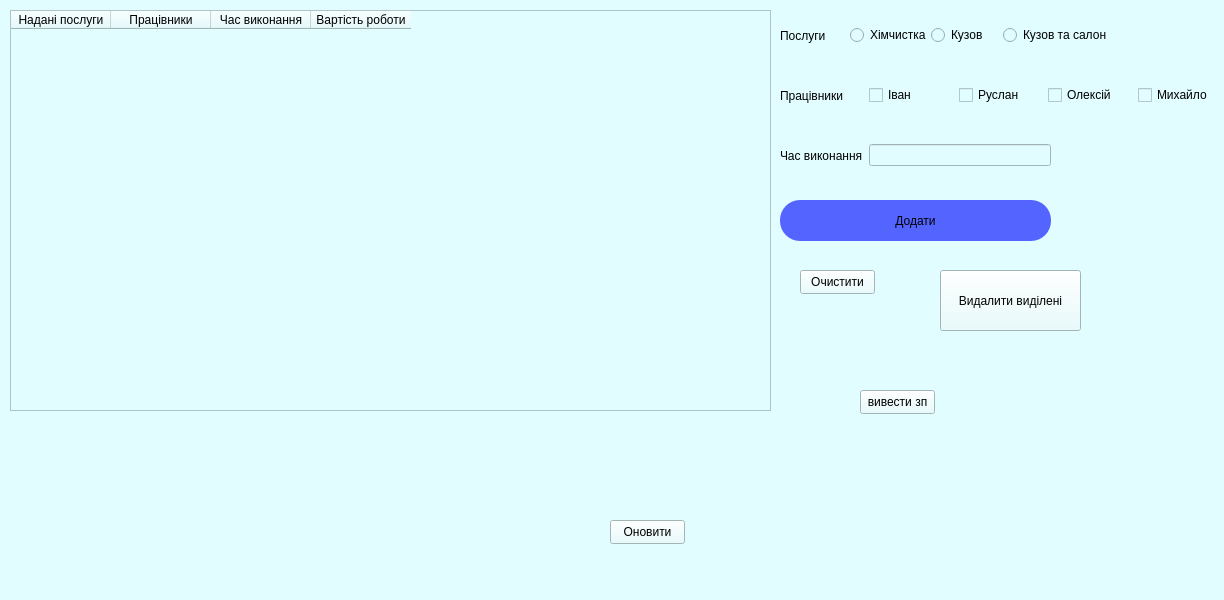
First picture: the form in CarWash/mainwindow.ui, repository maks5s/TeamWork, before the edit.
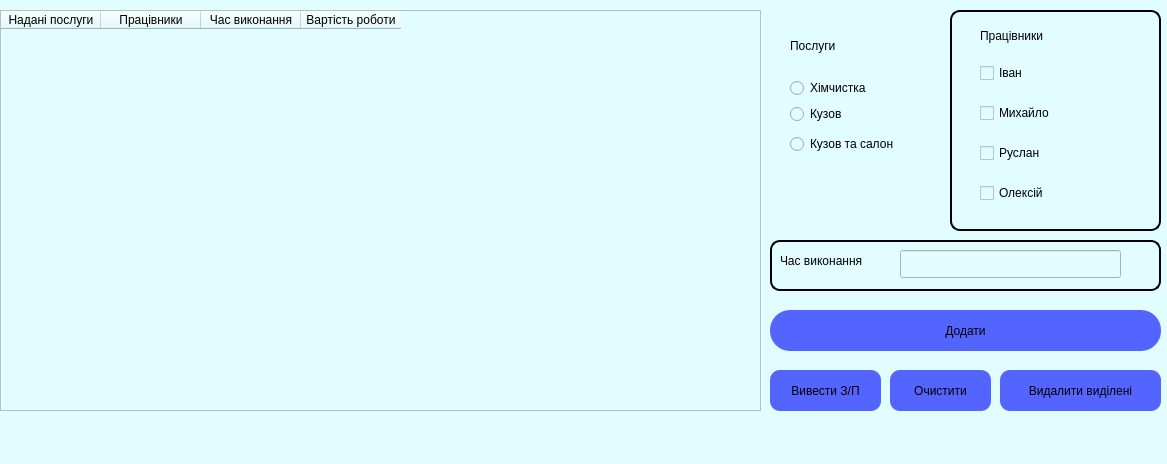
Second picture: the form after the edit.

```diff
--- a/CarWash/mainwindow.ui
+++ b/CarWash/mainwindow.ui
@@ -6,8 +6,8 @@
    <rect>
     <x>0</x>
     <y>0</y>
-    <width>1224</width>
-    <height>600</height>
+    <width>1167</width>
+    <height>464</height>
    </rect>
   </property>
   <property name="windowTitle">
@@ -21,7 +21,7 @@
    <widget class="QTableWidget" name="tableWidget">
     <property name="geometry">
      <rect>
-      <x>10</x>
+      <x>0</x>
       <y>10</y>
       <width>761</width>
       <height>401</height>
@@ -48,25 +48,12 @@
      </property>
     </column>
    </widget>
-   <widget class="QPushButton" name="pushButtonRefresh">
-    <property name="geometry">
-     <rect>
-      <x>610</x>
-      <y>520</y>
-      <width>75</width>
-      <height>24</height>
-     </rect>
-    </property>
-    <property name="text">
-     <string>Оновити</string>
-    </property>
-   </widget>
    <widget class="QPushButton" name="pushButton">
     <property name="geometry">
      <rect>
-      <x>780</x>
-      <y>200</y>
-      <width>271</width>
+      <x>770</x>
+      <y>310</y>
+      <width>391</width>
       <height>41</height>
      </rect>
     </property>
@@ -80,18 +67,210 @@
      <string>Додати</string>
     </property>
    </widget>
-   <widget class="QWidget" name="layoutWidget">
+   <widget class="QPushButton" name="pushButton_2">
     <property name="geometry">
      <rect>
-      <x>780</x>
+      <x>890</x>
+      <y>370</y>
+      <width>101</width>
+      <height>41</height>
+     </rect>
+    </property>
+    <property name="styleSheet">
+     <string notr="true">border-radius: 10px;
+
+background-color: rgb(84, 101, 255);</string>
+    </property>
+    <property name="text">
+     <string>Очистити</string>
+    </property>
+   </widget>
+   <widget class="QPushButton" name="pushButton_3">
+    <property name="geometry">
+     <rect>
+      <x>1000</x>
+      <y>370</y>
+      <width>161</width>
+      <height>41</height>
+     </rect>
+    </property>
+    <property name="styleSheet">
+     <string notr="true">border-radius: 10px;
+
+background-color: rgb(84, 101, 255);</string>
+    </property>
+    <property name="text">
+     <string>Видалити виділені</string>
+    </property>
+   </widget>
+   <widget class="QPushButton" name="pushButton_4">
+    <property name="geometry">
+     <rect>
+      <x>770</x>
+      <y>370</y>
+      <width>111</width>
+      <height>41</height>
+     </rect>
+    </property>
+    <property name="styleSheet">
+     <string notr="true">border-radius: 10px;
+
+background-color: rgb(84, 101, 255);</string>
+    </property>
+    <property name="text">
+     <string>Вивести З/П</string>
+    </property>
+   </widget>
+   <widget class="QLabel" name="label_2">
+    <property name="geometry">
+     <rect>
+      <x>980</x>
+      <y>20</y>
+      <width>121</width>
+      <height>31</height>
+     </rect>
+    </property>
+    <property name="styleSheet">
+     <string notr="true">font: 600 16pt &quot;Segoe UI Semibold&quot;;</string>
+    </property>
+    <property name="text">
+     <string>Працівники</string>
+    </property>
+   </widget>
+   <widget class="QFrame" name="frame_2">
+    <property name="geometry">
+     <rect>
+      <x>950</x>
       <y>10</y>
-      <width>151</width>
+      <width>211</width>
+      <height>221</height>
+     </rect>
+    </property>
+    <property name="styleSheet">
+     <string notr="true">background-color: rgba(0, 0, 0, 0);
+border-color: rgb(8, 8, 8);
+border: 2px solid black;
+border-radius: 10px;</string>
+    </property>
+    <property name="frameShape">
+     <enum>QFrame::StyledPanel</enum>
+    </property>
+    <property name="frameShadow">
+     <enum>QFrame::Raised</enum>
+    </property>
+   </widget>
+   <widget class="QFrame" name="frame_3">
+    <property name="geometry">
+     <rect>
+      <x>770</x>
+      <y>240</y>
+      <width>391</width>
       <height>51</height>
      </rect>
     </property>
-    <layout class="QHBoxLayout" name="horizontalLayout">
+    <property name="styleSheet">
+     <string notr="true">background-color: rgba(0, 0, 0, 0);
+border-color: rgb(8, 8, 8);
+border: 2px solid black;
+border-radius: 10px;</string>
+    </property>
+    <property name="frameShape">
+     <enum>QFrame::StyledPanel</enum>
+    </property>
+    <property name="frameShadow">
+     <enum>QFrame::Raised</enum>
+    </property>
+   </widget>
+   <widget class="QCheckBox" name="checkBox_2">
+    <property name="geometry">
+     <rect>
+      <x>980</x>
+      <y>60</y>
+      <width>100</width>
+      <height>26</height>
+     </rect>
+    </property>
+    <property name="text">
+     <string>Іван</string>
+    </property>
+   </widget>
+   <widget class="QCheckBox" name="checkBox_3">
+    <property name="geometry">
+     <rect>
+      <x>980</x>
+      <y>140</y>
+      <width>121</width>
+      <height>26</height>
+     </rect>
+    </property>
+    <property name="text">
+     <string>Руслан</string>
+    </property>
+   </widget>
+   <widget class="QCheckBox" name="checkBox_4">
+    <property name="geometry">
+     <rect>
+      <x>980</x>
+      <y>180</y>
+      <width>121</width>
+      <height>26</height>
+     </rect>
+    </property>
+    <property name="text">
+     <string>Олексій</string>
+    </property>
+   </widget>
+   <widget class="QCheckBox" name="checkBox_5">
+    <property name="geometry">
+     <rect>
+      <x>980</x>
+      <y>100</y>
+      <width>101</width>
+      <height>26</height>
+     </rect>
+    </property>
+    <property name="text">
+     <string>Михайло</string>
+    </property>
+   </widget>
+   <widget class="QLabel" name="label_3">
+    <property name="geometry">
+     <rect>
+      <x>780</x>
+      <y>250</y>
+      <width>106</width>
+      <height>21</height>
+     </rect>
+    </property>
+    <property name="text">
+     <string>Час виконання</string>
+    </property>
+   </widget>
+   <widget class="QLineEdit" name="lineEdit">
+    <property name="geometry">
+     <rect>
+      <x>900</x>
+      <y>250</y>
+      <width>221</width>
+      <height>28</height>
+     </rect>
+    </property>
+   </widget>
+   <widget class="QWidget" name="">
+    <property name="geometry">
+     <rect>
+      <x>790</x>
+      <y>20</y>
+      <width>98</width>
+      <height>78</height>
+     </rect>
+    </property>
+    <layout class="QVBoxLayout" name="verticalLayout_2">
      <item>
       <widget class="QLabel" name="label">
+       <property name="styleSheet">
+        <string notr="true">font: 600 16pt &quot;Segoe UI Semibold&quot;;</string>
+       </property>
        <property name="text">
         <string>Послуги</string>
        </property>
@@ -106,16 +285,16 @@
      </item>
     </layout>
    </widget>
-   <widget class="QWidget" name="layoutWidget">
+   <widget class="QWidget" name="">
     <property name="geometry">
      <rect>
-      <x>931</x>
-      <y>10</y>
-      <width>181</width>
-      <height>51</height>
+      <x>790</x>
+      <y>100</y>
+      <width>130</width>
+      <height>60</height>
      </rect>
     </property>
-    <layout class="QHBoxLayout" name="horizontalLayout_2">
+    <layout class="QVBoxLayout" name="verticalLayout">
      <item>
       <widget class="QRadioButton" name="radioButton">
        <property name="text">
@@ -132,114 +311,24 @@
      </item>
     </layout>
    </widget>
-   <widget class="QWidget" name="layoutWidget">
-    <property name="geometry">
-     <rect>
-      <x>780</x>
-      <y>70</y>
-      <width>441</width>
-      <height>51</height>
-     </rect>
-    </property>
-    <layout class="QHBoxLayout" name="horizontalLayout_3">
-     <item>
-      <widget class="QLabel" name="label_2">
-       <property name="text">
-        <string>Працівники</string>
-       </property>
-      </widget>
-     </item>
-     <item>
-      <widget class="QCheckBox" name="checkBox_2">
-       <property name="text">
-        <string>Іван</string>
-       </property>
-      </widget>
-     </item>
-     <item>
-      <widget class="QCheckBox" name="checkBox_3">
-       <property name="text">
-        <string>Руслан</string>
-       </property>
-      </widget>
-     </item>
-     <item>
-      <widget class="QCheckBox" name="checkBox_4">
-       <property name="text">
-        <string>Олексій</string>
-       </property>
-      </widget>
-     </item>
-     <item>
-      <widget class="QCheckBox" name="checkBox_5">
-       <property name="text">
-        <string>Михайло</string>
-       </property>
-      </widget>
-     </item>
-    </layout>
-   </widget>
-   <widget class="QWidget" name="layoutWidget">
-    <property name="geometry">
-     <rect>
-      <x>780</x>
-      <y>130</y>
-      <width>271</width>
-      <height>51</height>
-     </rect>
-    </property>
-    <layout class="QHBoxLayout" name="horizontalLayout_4">
-     <item>
-      <widget class="QLabel" name="label_3">
-       <property name="text">
-        <string>Час виконання</string>
-       </property>
-      </widget>
-     </item>
-     <item>
-      <widget class="QLineEdit" name="lineEdit"/>
-     </item>
-    </layout>
-   </widget>
-   <widget class="QPushButton" name="pushButton_2">
-    <property name="geometry">
-     <rect>
-      <x>800</x>
-      <y>270</y>
-      <width>75</width>
-      <height>24</height>
-     </rect>
-    </property>
-    <property name="text">
-     <string>Очистити</string>
-    </property>
-   </widget>
-   <widget class="QPushButton" name="pushButton_3">
-    <property name="geometry">
-     <rect>
-      <x>940</x>
-      <y>270</y>
-      <width>141</width>
-      <height>61</height>
-     </rect>
-    </property>
-    <property name="text">
-     <string>Видалити виділені</string>
-    </property>
-   </widget>
-   <widget class="QPushButton" name="pushButton_4">
-    <property name="geometry">
-     <rect>
-      <x>860</x>
-      <y>390</y>
-      <width>75</width>
-      <height>24</height>
-     </rect>
-    </property>
-    <property name="text">
-     <string>вивести зп</string>
-    </property>
-   </widget>
+   <zorder>frame_3</zorder>
+   <zorder>frame_2</zorder>
+   <zorder>radioButton_2</zorder>
+   <zorder>label</zorder>
+   <zorder>tableWidget</zorder>
+   <zorder>pushButton</zorder>
+   <zorder>pushButton_2</zorder>
+   <zorder>pushButton_3</zorder>
+   <zorder>pushButton_4</zorder>
+   <zorder>radioButton_3</zorder>
+   <zorder>radioButton</zorder>
+   <zorder>label_2</zorder>
+   <zorder>checkBox_2</zorder>
+   <zorder>checkBox_3</zorder>
+   <zorder>checkBox_4</zorder>
+   <zorder>checkBox_5</zorder>
+   <zorder>label_3</zorder>
+   <zorder>lineEdit</zorder>
   </widget>
   <widget class="QMenuBar" name="menubar">
    <property name="geometry">
```
Left out of the diff: 10 changed lines with no effect on the pictures.
